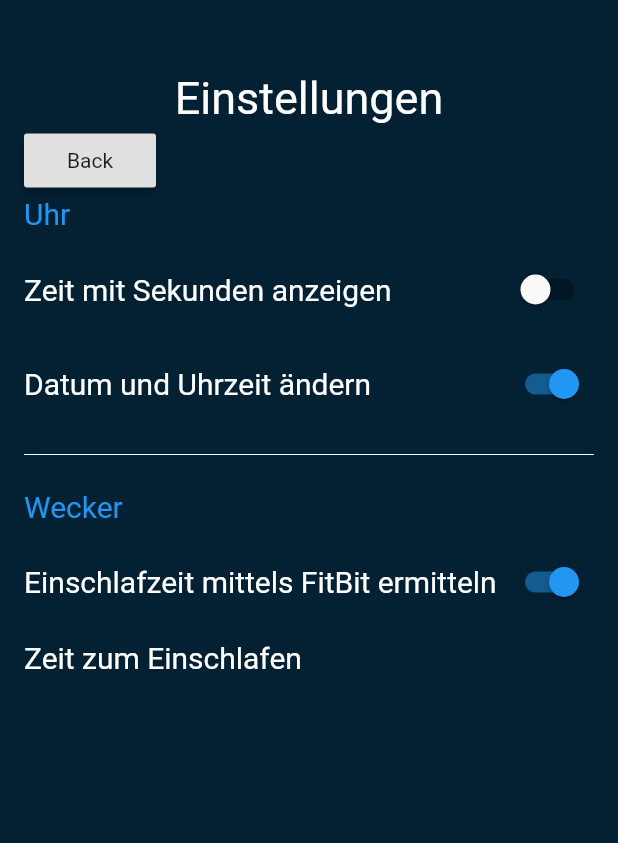
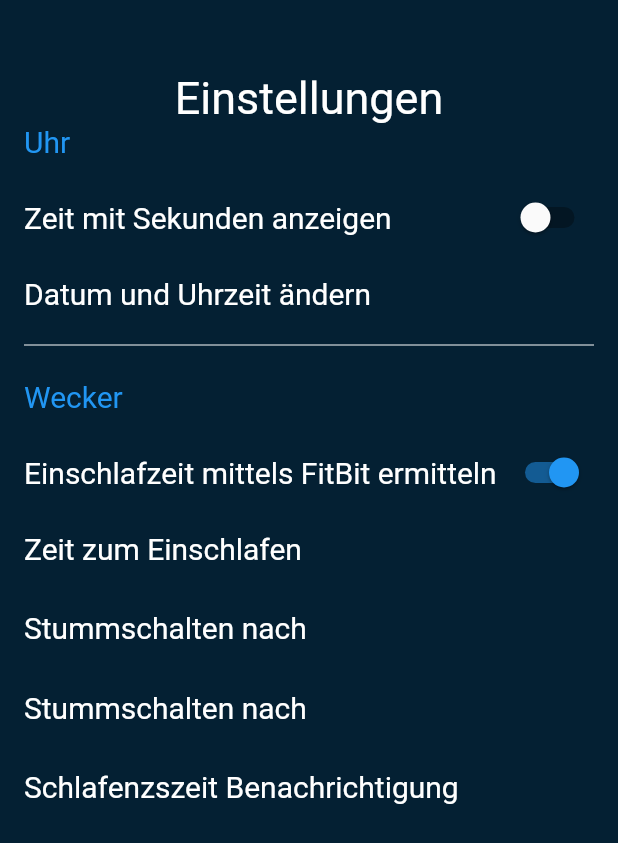
Before and after one commit to Murks1/Weckers, a Flutter app: the screen it shows after launch, item 3 of the bottom bar chosen, on a phone screen of 412 x 824 dp. Shown: the top 843 px of the screen. Run offline on Flutter 3.47's test engine with Material 2 defaults, Android fonts, the phone set to English and light mode, and no system bars; our stand-ins replace shared_preferences.

Commit message:
Settings texte erweitern

```diff
--- a/lib/settings_page.dart
+++ b/lib/settings_page.dart
@@ -26,7 +26,7 @@ class SettingsPageState extends State<SettingsPage>{
   }
 
 
-  // Funktion
+  // Funktion die als Erstes aufgerufen wird
   @override
   void initState() {
 
@@ -59,12 +59,12 @@ class SettingsPageState extends State<SettingsPage>{
                     ),
                   ),]
                   ),
-                  RaisedButton(
+                 /* RaisedButton(
                     child: Text("Back"),
                     onPressed: (){
                       Navigator.pop(context);
                     },
-                  ),
+                  ),*/
                   Text("Uhr",
                     style: TextStyle(
                       color: Colors.blue,
@@ -100,12 +100,12 @@ class SettingsPageState extends State<SettingsPage>{
                           fontSize: 20,
                         ),
                       ),
-                      Switch(
+                      /*Switch(
                         value: true,
                         onChanged: (bool active){
 
                         },
-                      ),
+                      ),*/
                     ],
                   ),
                   Container(height: 15,),
@@ -148,6 +148,32 @@ class SettingsPageState extends State<SettingsPage>{
                       fontSize: 20,
                     ),
                   ),
+                  Container(height: 30,),
+                  Text("Stummschalten nach ",
+                    style: TextStyle(
+                      color: Colors.white,
+                      fontFamily: 'Roboto',
+                      fontSize: 20,
+                    ),
+                  ),
+                  Container(height: 30,),
+                  Text("Stummschalten nach",
+                    style: TextStyle(
+                      color: Colors.white,
+                      fontFamily: 'Roboto',
+                      fontSize: 20,
+                    ),
+                  ),
+                  Container(height: 30,),
+                  Text("Schlafenzszeit Benachrichtigung",
+                    style: TextStyle(
+                      color: Colors.white,
+                      fontFamily: 'Roboto',
+                      fontSize: 20,
+                    ),
+                  ),
+
+
                 ],
               ),
             )
```
